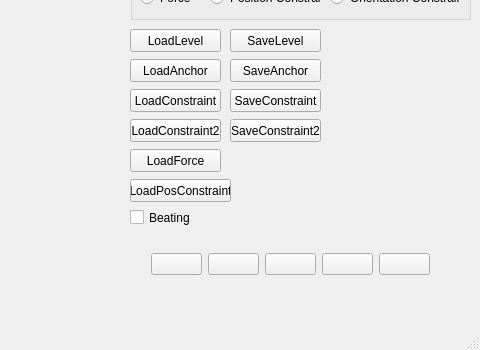
Before: the Qt Designer form joint_deformation/joint_deformation/joint_deformation.ui in tianny0078/JointDeformation, drawn with Qt 5; both pictures show x 920 to 1400 and y 500 to 850 of the 1400 by 850 pixel window.
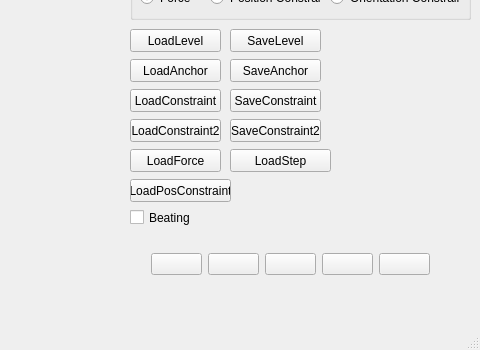
After: the same form once the commit is applied. Icons and pictures are not drawn. Custom widgets are drawn as their Qt base class.

Patch:
```diff
--- a/joint_deformation/joint_deformation/joint_deformation.ui
+++ b/joint_deformation/joint_deformation/joint_deformation.ui
@@ -1744,6 +1744,19 @@
      <string>Beating</string>
     </property>
    </widget>
+   <widget class="QPushButton" name="pushButton_loadStep">
+    <property name="geometry">
+     <rect>
+      <x>1150</x>
+      <y>620</y>
+      <width>101</width>
+      <height>23</height>
+     </rect>
+    </property>
+    <property name="text">
+     <string>LoadStep</string>
+    </property>
+   </widget>
   </widget>
   <widget class="QMenuBar" name="menuBar">
    <property name="geometry">
```
Left out of the diff: 17 changed lines with no effect on the pictures.
